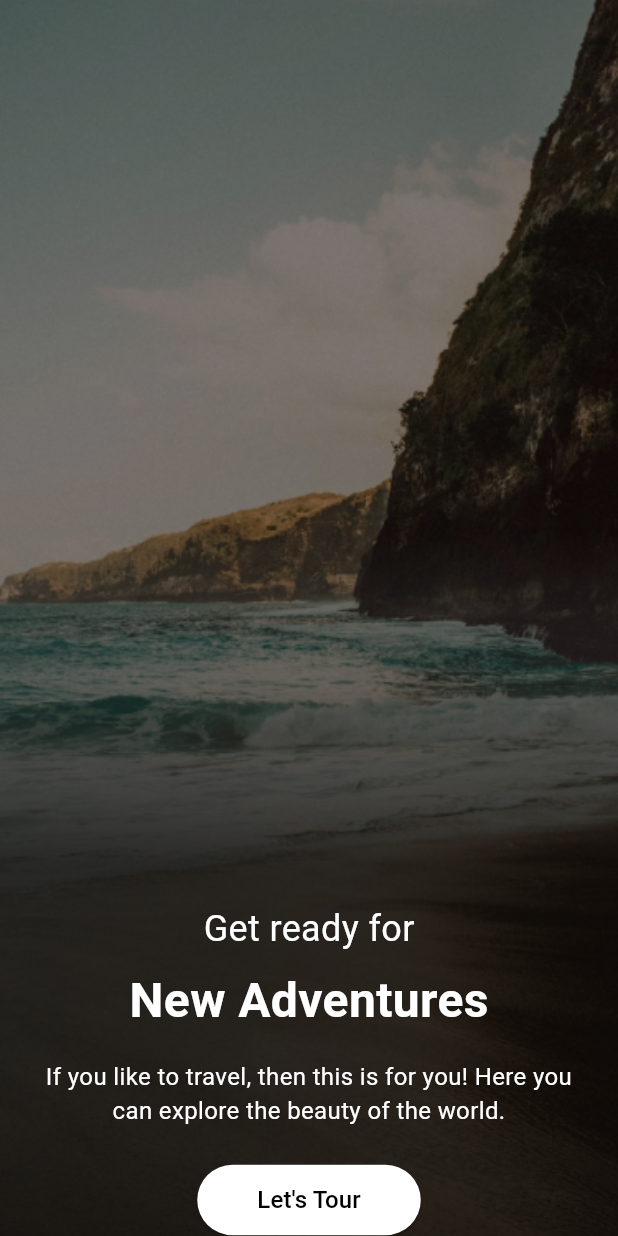
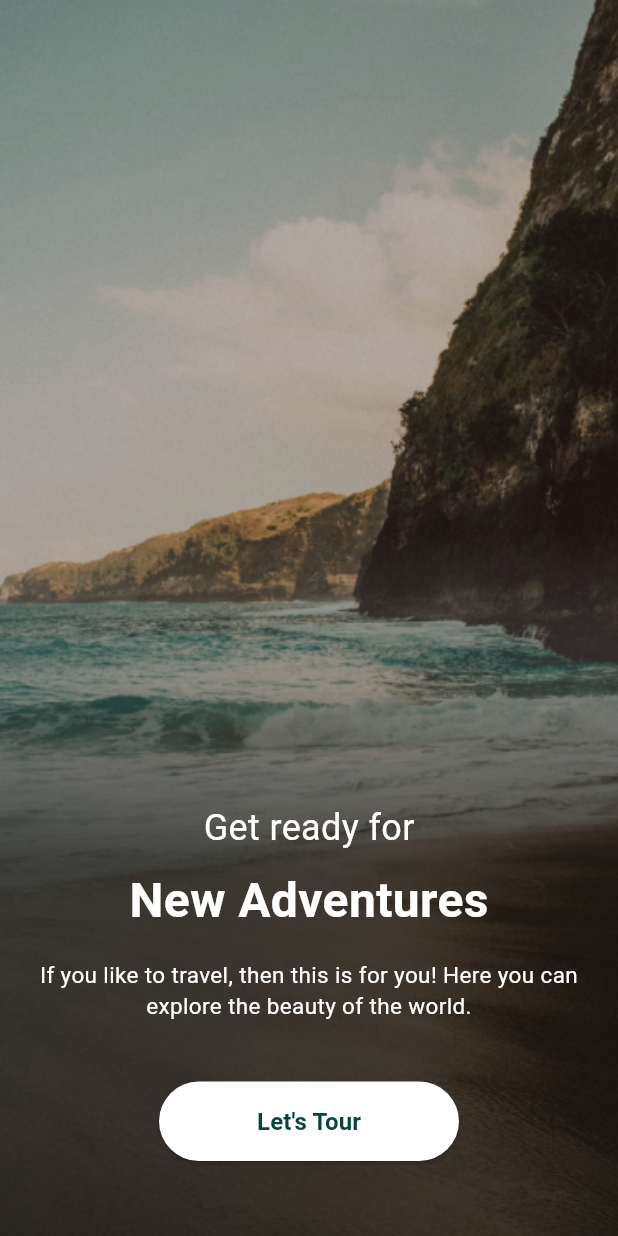
Before and after one commit to DunjaNesic/s2s_travel_workshop, a Flutter app: the screen it shows after launch, on a phone screen of 412 x 824 dp. Run offline on Flutter 3.47's test engine with Material 3 defaults, Android fonts, the phone set to English and light mode, and no system bars; our stand-ins replace go_router, hexcolor.

Commit message:
global colors and button added

```diff
--- a/lib/screens/intro_screen.dart
+++ b/lib/screens/intro_screen.dart
@@ -1,5 +1,7 @@
 import 'package:flutter/material.dart';
 import 'package:go_router/go_router.dart';
+import 'package:s2s_travel_workshop/utils/global_colors.dart';
+import 'package:s2s_travel_workshop/widgets/global_button.dart';
 
 class Intro extends StatelessWidget {
   const Intro({super.key});
@@ -18,64 +20,53 @@ class Intro extends StatelessWidget {
             ),
           ),
           Container(
-            color: Colors.black.withOpacity(0.5),
+            color: GlobalColors.black.withOpacity(0.3),
           ),
           Center(
             child: Column(
               mainAxisAlignment: MainAxisAlignment.end,
               crossAxisAlignment: CrossAxisAlignment.center,
               children: [
-                const Text(
+                Text(
                   'Get ready for',
                   style: TextStyle(
-                    color: Colors.white,
-                    //nisam bas sig da je dobro ovako zakucati font, istrazi to malo
+                    color: GlobalColors.white,
+                    // nisam bas sig da je dobro ovako zakucati font, istrazi to malo
                     fontSize: 24,
                   ),
                 ),
                 const SizedBox(height: 8),
-                const Text(
+                Text(
                   'New Adventures',
                   style: TextStyle(
-                    color: Colors.white,
+                    color: GlobalColors.white,
                     fontSize: 32,
                     fontWeight: FontWeight.bold,
                   ),
                 ),
                 const SizedBox(height: 16),
-                const Padding(
-                  padding: EdgeInsets.symmetric(horizontal: 20),
+                Padding(
+                  padding: const EdgeInsets.symmetric(horizontal: 20),
                   child: Text(
                     'If you like to travel, then this is for you! Here you can explore the beauty of the world.',
                     textAlign: TextAlign.center,
                     style: TextStyle(
-                      color: Colors.white,
-                      fontSize: 16,
+                      color: GlobalColors.white,
+                      fontSize: 15,
                     ),
                   ),
                 ),
-                const SizedBox(height: 24),
-                //umesto ovog dugmeta bismo mogle da napravimo custom widget dugme
-                //koje ce da prima args text_color i background_color
-                ElevatedButton(
+                const SizedBox(height: 40),
+                GlobalButton(
+                  text: "Let's Tour",
                   onPressed: () {
                     context.go('/home');
                   },
-                  style: ElevatedButton.styleFrom(
-                    shape: RoundedRectangleBorder(
-                      borderRadius: BorderRadius.circular(30),
-                    ),
-                    padding: const EdgeInsets.symmetric(horizontal: 40, vertical: 12),
-                    backgroundColor: Colors.white,
-                  ),
-                  child: const Text(
-                    "Let's Tour",
-                    style: TextStyle(
-                      color: Colors.black,
-                      fontSize: 16,
-                    ),
-                  ),
+                  backgroundColor: GlobalColors.white,
+                  textColor: GlobalColors.darkGreen,
+                  width: 200,
                 ),
+                const SizedBox(height: 50),
               ],
             ),
           ),
--- /dev/null
+++ b/lib/utils/global_colors.dart
@@ -0,0 +1,9 @@
+import 'package:hexcolor/hexcolor.dart';
+
+class GlobalColors {
+  static HexColor darkGreen = HexColor('#09453E');
+  static HexColor black = HexColor('#131313');
+  static HexColor white = HexColor('#FFFFFF');
+  static HexColor lightGrey = HexColor('#D9D9D9');
+  static HexColor darkGrey = HexColor('#9F9F9F');
+}
--- /dev/null
+++ b/lib/widgets/global_button.dart
@@ -0,0 +1,48 @@
+import 'package:flutter/material.dart';
+import 'package:s2s_travel_workshop/utils/global_colors.dart';
+
+class GlobalButton extends StatelessWidget {
+  final String text;
+  final VoidCallback onPressed;
+  final Color? backgroundColor;
+  final Color? textColor;
+  final double fontSize;
+  final double borderRadius;
+  final double width;
+
+  const GlobalButton({
+    super.key,
+    required this.text,
+    required this.onPressed,
+    this.backgroundColor,
+    this.textColor,
+    this.fontSize = 16,
+    this.borderRadius = 30,
+    required this.width,
+  });
+
+  @override
+  Widget build(BuildContext context) {
+    return SizedBox(
+      width: width,
+      child: ElevatedButton(
+        onPressed: onPressed,
+        style: ElevatedButton.styleFrom(
+          backgroundColor: backgroundColor ?? GlobalColors.white,
+          shape: RoundedRectangleBorder(
+            borderRadius: BorderRadius.circular(borderRadius),
+          ),
+          padding: const EdgeInsets.symmetric(vertical: 15),
+        ),
+        child: Text(
+          text,
+          style: TextStyle(
+            color: textColor ?? GlobalColors.black,
+            fontSize: fontSize,
+            fontWeight: FontWeight.bold,
+          ),
+        ),
+      ),
+    );
+  }
+}
--- a/pubspec.yaml
+++ b/pubspec.yaml
@@ -31,6 +31,7 @@ dependencies:
   flutter:
     sdk: flutter
   go_router: ^14.2.8
+  hexcolor: ^3.0.1
 
 
   # The following adds the Cupertino Icons font to your application.
```
Also changed, not shown: pubspec.lock.
